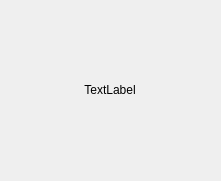
Before: the Qt Designer form diagram.ui in nettoflix/DiagramasECA, drawn with Qt 5.
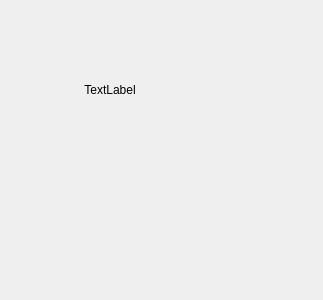
After: the same form once the commit is applied.

```diff
--- a/diagram.ui
+++ b/diagram.ui
@@ -6,10 +6,28 @@
    <rect>
     <x>0</x>
     <y>0</y>
-    <width>221</width>
-    <height>181</height>
+    <width>323</width>
+    <height>300</height>
    </rect>
   </property>
+  <property name="sizePolicy">
+   <sizepolicy hsizetype="Fixed" vsizetype="Fixed">
+    <horstretch>0</horstretch>
+    <verstretch>0</verstretch>
+   </sizepolicy>
+  </property>
+  <property name="minimumSize">
+   <size>
+    <width>300</width>
+    <height>300</height>
+   </size>
+  </property>
+  <property name="baseSize">
+   <size>
+    <width>300</width>
+    <height>300</height>
+   </size>
+  </property>
   <property name="windowTitle">
    <string>Form</string>
   </property>
```
Left out of the diff: 6 changed lines with no effect on the pictures.
